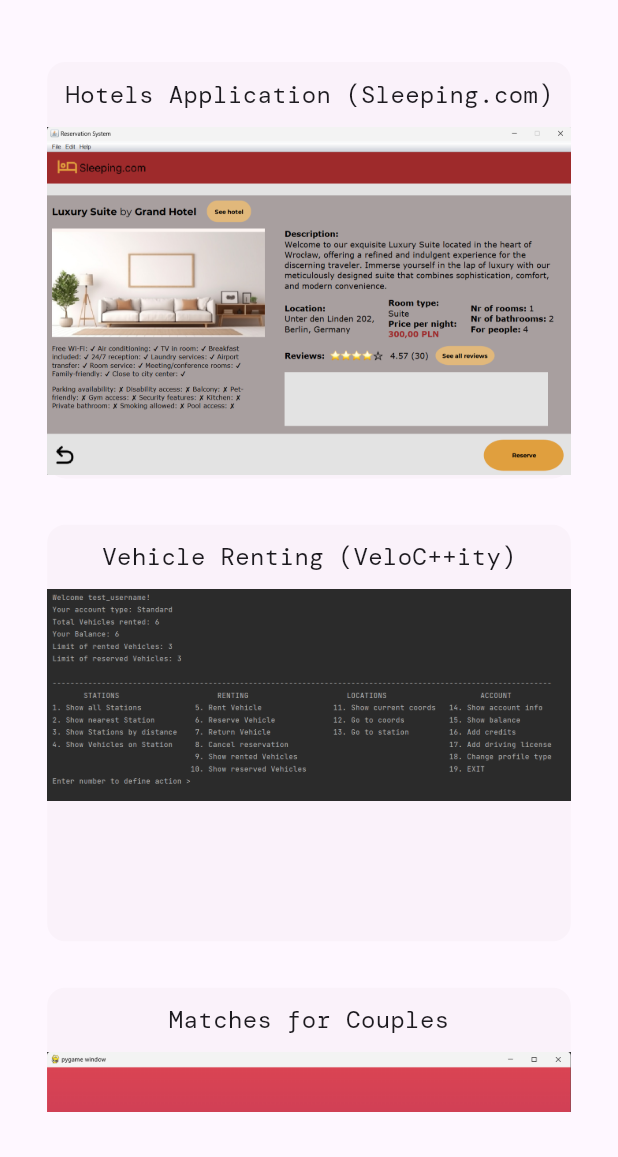
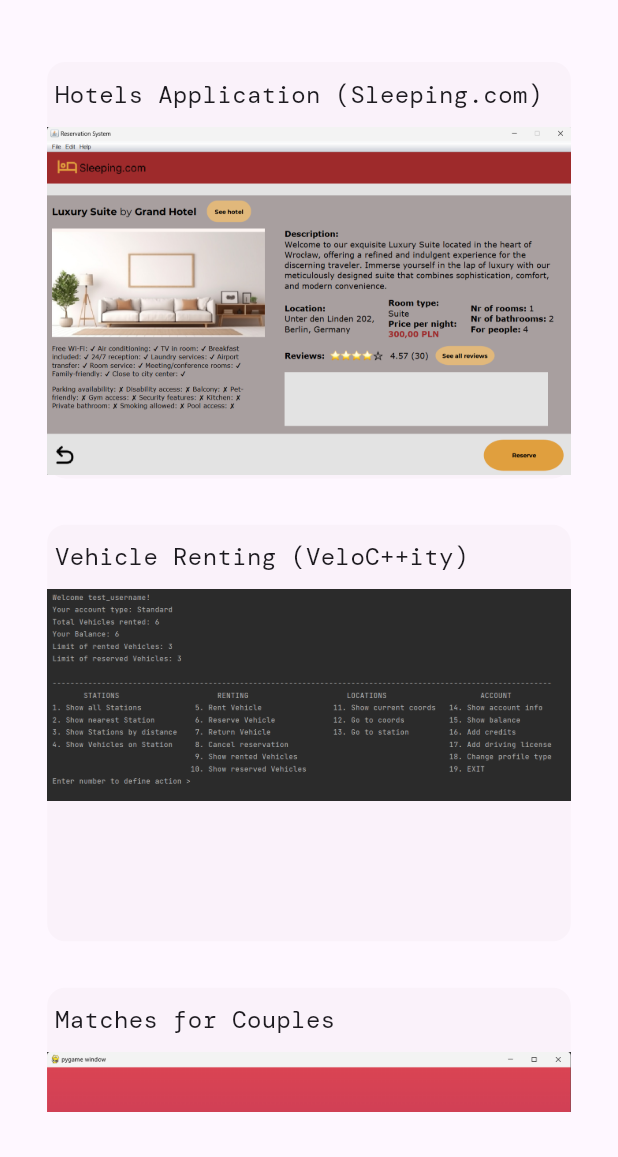
Before and after one commit to angost/Portfolio-Website, a Flutter app: the ProjectsPage screen opened directly, on a phone screen of 412 x 824 dp, the part 79-1236 px from its top. Run offline on Flutter 3.47's test engine with Material 3 defaults, Android fonts, the phone set to English and light mode, and no system bars; drawn by our look-alikes of flip_card; our stand-ins replace auto_size_text, carousel_slider, dotted_border, flutter_widget_from_html; project files that could hold a hidden picture were left out.

Commit message:
Made all card titles left aligned

```diff
--- a/lib/projectCardFront.dart
+++ b/lib/projectCardFront.dart
@@ -16,9 +16,13 @@ class ProjectCardFront extends Card {
                 physics: const NeverScrollableScrollPhysics(),
                 child: Column(
                     mainAxisAlignment: MainAxisAlignment.spaceEvenly,
+                    crossAxisAlignment: CrossAxisAlignment.start,
                     children: <Widget>[
                       SizedBox(height: 10),
-                      Text(name, style: textBodyMedium),
+                      Padding(
+                        padding: const EdgeInsets.only(left: 5),
+                        child: Text(name, style: textBodyMedium),
+                      ),
                       SizedBox(height: 10),
                       Image.asset(imgPath),
                     ]),
```
